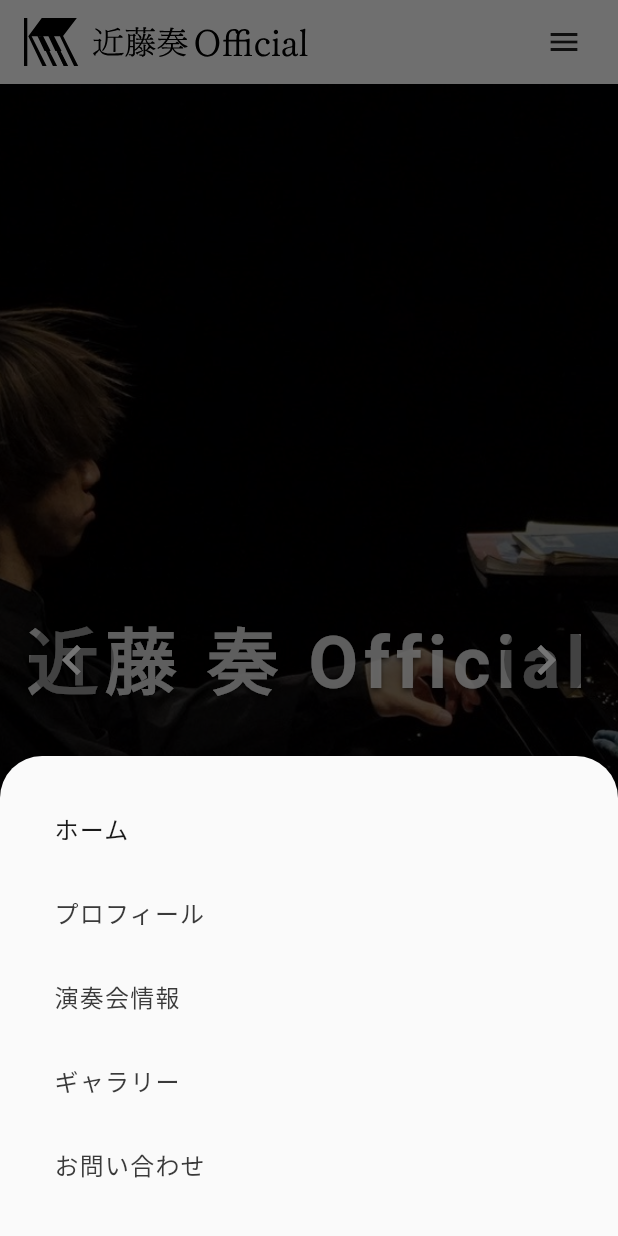
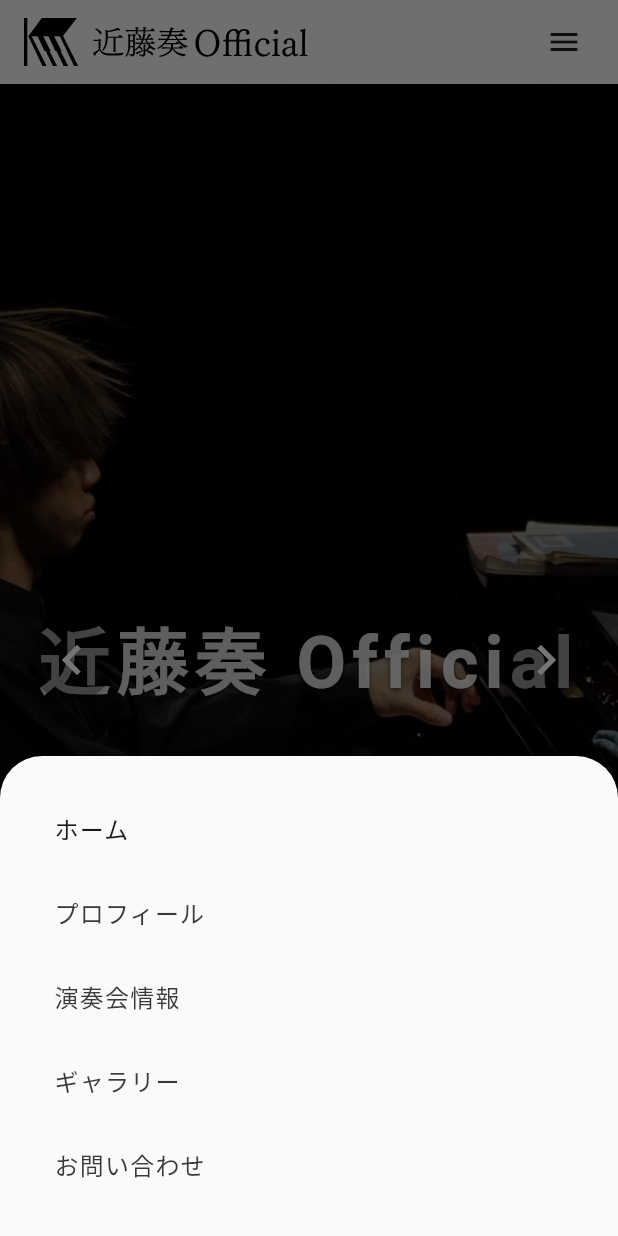
Before and after one commit to Shibatch28/kanade_hp, a Flutter app: the screen it shows after launch, after a tap on the "menu" icon, on a phone screen of 412 x 824 dp. Run offline on Flutter 3.47's test engine with Material 3 defaults, Android fonts, the phone set to English and light mode, and no system bars; our stand-ins replace flutter_bloc, flutter_svg, google_fonts.

Commit message:
画像のパスと高さ，タイトルを自由に指定できる様にした

```diff
--- a/lib/cubit/main_visual_cubit.dart
+++ b/lib/cubit/main_visual_cubit.dart
@@ -6,7 +6,7 @@ import 'dart:convert';
 class MainVisualCubit extends Cubit<MainVisualState> {
   MainVisualCubit() : super(const MainVisualState());
 
-  Future<void> loadImages() async {
+  Future<void> loadImages(String directoryPath) async {
     try {
       // assets/main_visual/フォルダから画像ファイルを動的に取得
       final manifestContent = await rootBundle.loadString('AssetManifest.json');
@@ -16,7 +16,7 @@ class MainVisualCubit extends Cubit<MainVisualState> {
 
       final imagePaths =
           manifestMap.keys
-              .where((String key) => key.startsWith('assets/main_visual/'))
+              .where((String key) => key.startsWith('assets/$directoryPath/'))
               .where(
                 (String key) =>
                     key.toLowerCase().endsWith('.png') ||
--- a/lib/view/screen/home_screen.dart
+++ b/lib/view/screen/home_screen.dart
@@ -9,7 +9,7 @@ class HomePage extends StatelessWidget {
   Widget build(BuildContext context) {
     return const Column(
       children: [
-        MainVisual(),
+        MainVisual(title: '近藤奏 Official', imageDirectory: 'main_visual'),
         WelcomeMessage(
           title: 'ようこそ',
           message:
--- a/lib/view/widget/main_visual.dart
+++ b/lib/view/widget/main_visual.dart
@@ -6,17 +6,21 @@ import 'package:kanade_hp/state/main_visual_state.dart';
 
 class MainVisual extends StatelessWidget {
   final double? height; // 高さを指定可能にする
+  final String title; // タイトルを指定可能にする
+  final String imageDirectory;
 
   const MainVisual({
     super.key,
     this.height, // nullの場合は従来通りの自動計算
+    required this.title,
+    required this.imageDirectory,
   });
 
   @override
   Widget build(BuildContext context) {
     return BlocProvider(
-      create: (context) => MainVisualCubit()..loadImages(),
-      child: _MainVisualContent(height: height),
+      create: (context) => MainVisualCubit()..loadImages(imageDirectory),
+      child: _MainVisualContent(height: height, title: title),
     );
   }
 }
@@ -113,7 +117,7 @@ class _MainVisualContentState extends State<_MainVisualContent> {
             // 固定テキスト（画像の上に重ねて配置）
             Center(
               child: Text(
-                '近藤 奏 Official',
+                widget.title!,
                 style:
                     Theme.of(context).textTheme.headlineLarge?.copyWith(
                       fontSize: 48,
@@ -210,9 +214,8 @@ class _MainVisualContentState extends State<_MainVisualContent> {
 class _MainVisualContent extends StatefulWidget {
   final double? height; // 高さパラメータを追加
   final String? title;
-  final List<String>? imagePaths;
 
-  const _MainVisualContent({this.height});
+  const _MainVisualContent({this.height, this.title});
 
   @override
   State<_MainVisualContent> createState() => _MainVisualContentState();
```
